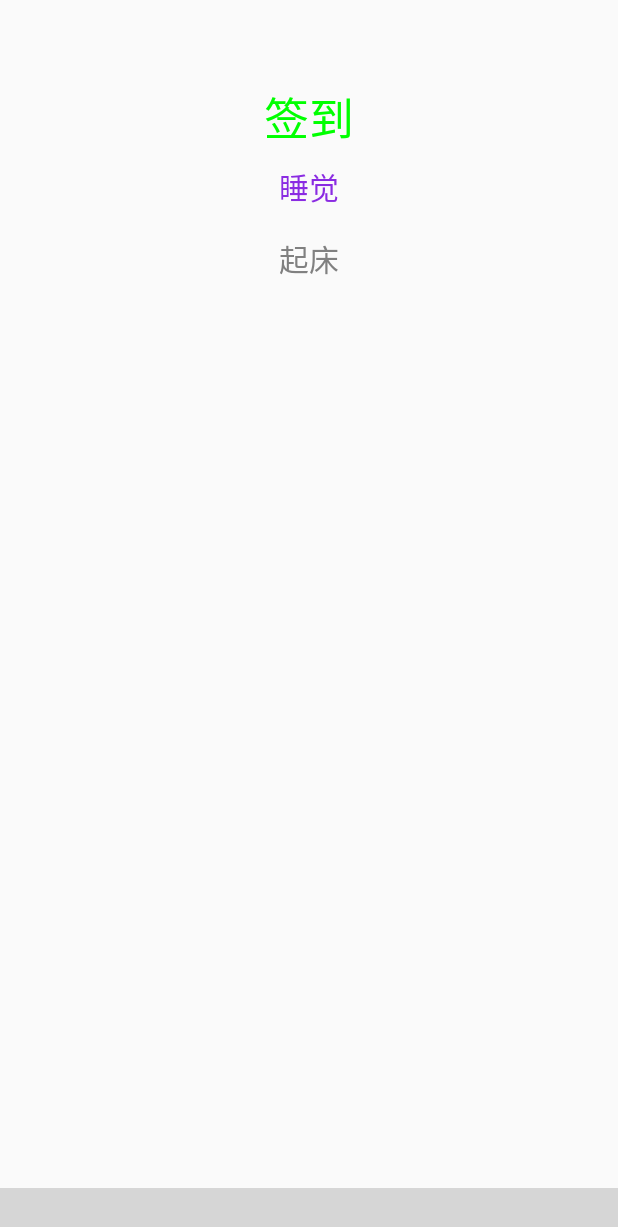
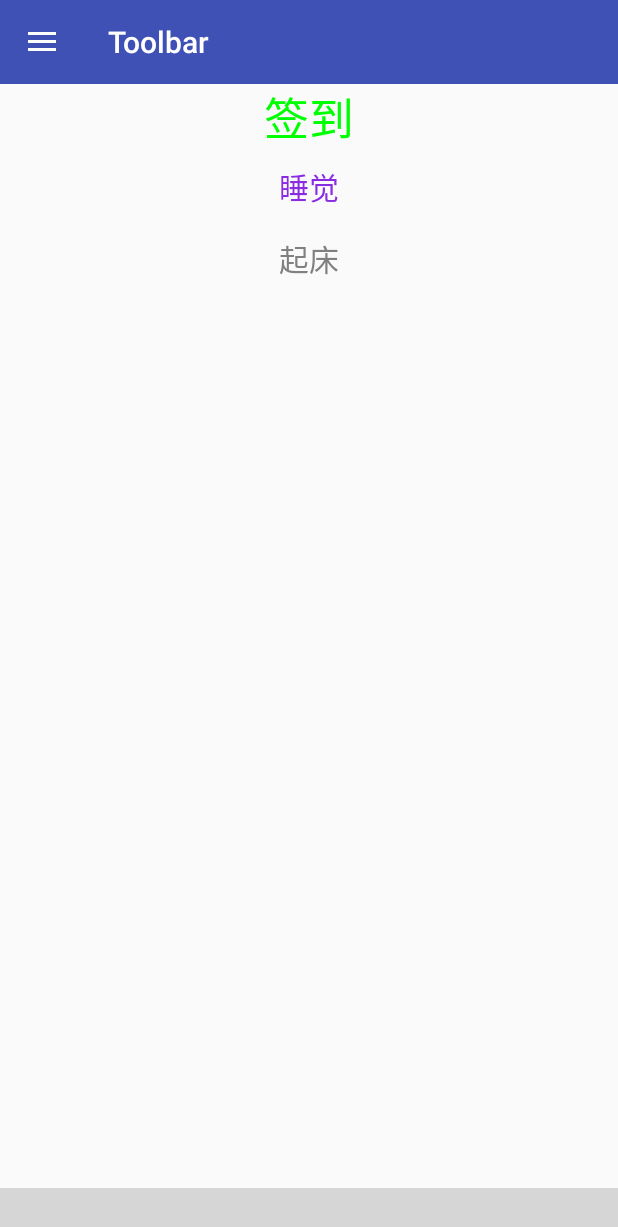
Before and after one commit to yotta15/sleep-partner, an Android app: the ThirdActivity screen opened directly, with no data from a screen before it, on a phone screen of 412 x 824 dp. Shown: the top 1227 px of the screen. Run offline under Robolectric (Android 15) with nearby library versions, the phone set to English and light mode, and no system bars; libraries missing offline, so code that uses them is left out: com.ashokvarma.bottomnavigation; plain views replace BottomNavigationBar; 9 statements that could not run were skipped; grey boxes are pictures that could not be loaded.

Commit message:
realize the toolbar and drawerLayout

```diff
--- a/app/src/main/java/com/example/gzy/test3/activity/ThirdActivity.java
+++ b/app/src/main/java/com/example/gzy/test3/activity/ThirdActivity.java
@@ -1,11 +1,22 @@
 package com.example.gzy.test3.activity;
 
+import android.graphics.Color;
+import android.graphics.drawable.AnimationDrawable;
 import android.os.Bundle;
 import android.support.v4.app.Fragment;
 import android.support.v4.app.FragmentTransaction;
+import android.support.v4.widget.DrawerLayout;
+import android.support.v7.app.ActionBarDrawerToggle;
 import android.support.v7.app.AppCompatActivity;
+import android.support.v7.widget.Toolbar;
+import android.view.Gravity;
+import android.view.View;
 import android.view.Window;
+import android.widget.ArrayAdapter;
+import android.widget.Button;
 import android.widget.FrameLayout;
+import android.widget.ImageView;
+import android.widget.ListView;
 import android.widget.TextView;
 
 import com.ashokvarma.bottomnavigation.BadgeItem;
@@ -29,15 +40,65 @@ public class ThirdActivity  extends AppCompatActivity implements BottomNavigatio
     private int lastShowFragment = 0;
     private FrameLayout f1;
     private TextView textView;
+    private DrawerLayout drawerLayout;
+//    private Button btn;
+    private Toolbar toolbar;
+    private ActionBarDrawerToggle mDrawerToggle;
+    private ListView lvLeftMenu;
+    private String[] lvs = {"List Item 01", "List Item 02", "List Item 03", "List Item 04"};
+    private ArrayAdapter arrayAdapter;
+    private ImageView ivRunningMan;
+    private AnimationDrawable mAnimationDrawable;
 
     protected  void onCreate(Bundle savedInstanceState) {
         super.onCreate(savedInstanceState);
         supportRequestWindowFeature(Window.FEATURE_NO_TITLE);
 
         setContentView(R.layout.tabbar);
+
+        toolbar=(Toolbar)findViewById(R.id.toolbar);
+        lvLeftMenu = (ListView) findViewById(R.id.lv_left_menu);
+        //京东RunningMan动画效果，和本次Toolbar无关
+//        mAnimationDrawable = (AnimationDrawable) ivRunningMan.getBackground();
+//        mAnimationDrawable.start();
+        toolbar.setTitle("Toolbar");//设置Toolbar标题
+        toolbar.setTitleTextColor(Color.parseColor("#ffffff")); //设置标题颜色
+        setSupportActionBar(toolbar);
+        getSupportActionBar().setHomeButtonEnabled(true); //设置返回键可用
+        getSupportActionBar().setDisplayHomeAsUpEnabled(true);
+
+
         f1=(FrameLayout) findViewById(R.id.content);
         textView=(TextView) findViewById(R.id.message);
         mBottomNavigationBar = (BottomNavigationBar) findViewById(R.id.bottom_navigation_bar);
+        drawerLayout=(DrawerLayout)findViewById(R.id.draw);
+//        btn=(Button)findViewById(R.id.btn);
+//        btn.setOnClickListener(new View.OnClickListener() {
+//            @Override
+//            public void onClick(View view) {
+//                drawerLayout.openDrawer(Gravity.LEFT);
+//            }
+//        });
+
+        //创建返回键，并实现打开关/闭监听
+        mDrawerToggle = new ActionBarDrawerToggle(this, drawerLayout, toolbar, R.string.open, R.string.close) {
+            @Override
+            public void onDrawerOpened(View drawerView) {
+                super.onDrawerOpened(drawerView);
+//                mAnimationDrawable.stop();
+            }
+            @Override
+            public void onDrawerClosed(View drawerView) {
+                super.onDrawerClosed(drawerView);
+//                mAnimationDrawable.start();
+            }
+        };
+        mDrawerToggle.syncState();
+        drawerLayout.setDrawerListener(mDrawerToggle);
+        //设置菜单列表
+        arrayAdapter = new ArrayAdapter(this, android.R.layout.simple_list_item_1, lvs);
+        lvLeftMenu.setAdapter(arrayAdapter);
+
         /*** the setting for BottomNavigationBar ***/
 
 //        mBottomNavigationBar.setMode(BottomNavigationBar.MODE_FIXED);
--- a/app/src/main/res/layout/secondfragment.xml
+++ b/app/src/main/res/layout/secondfragment.xml
@@ -7,7 +7,9 @@
     <android.support.design.widget.TabLayout
         android:id="@+id/tabLayout"
         android:layout_width="match_parent"
-        android:layout_height="wrap_content" />
+        android:layout_height="wrap_content"
+        android:layout_marginTop="50dp"
+        />
 
     <android.support.v4.view.ViewPager
         android:id="@+id/fg1viewPager"
--- a/app/src/main/res/layout/tabbar.xml
+++ b/app/src/main/res/layout/tabbar.xml
@@ -1,29 +1,46 @@
 <?xml version="1.0" encoding="utf-8"?>
+<RelativeLayout xmlns:android="http://schemas.android.com/apk/res/android"
+    xmlns:tools="http://schemas.android.com/tools"
+    xmlns:app="http://schemas.android.com/apk/res-auto"
+    android:id="@+id/activity_main"
+    android:layout_width="match_parent"
+    android:layout_height="match_parent">
+    <android.support.v4.widget.DrawerLayout
+        android:id="@+id/draw"
+        android:layout_width="match_parent"
+        android:layout_height="match_parent">
         <RelativeLayout
-    xmlns:android="http://schemas.android.com/apk/res/android"
-    xmlns:tools="http://schemas.android.com/tools"
-    android:id="@+id/activity_main"
             android:layout_width="match_parent"
             android:layout_height="match_parent"
             >
+            <android.support.v7.widget.Toolbar
+                android:id="@+id/toolbar"
+                android:layout_width="match_parent"
+                android:layout_height="wrap_content"
+                android:minHeight="?attr/actionBarSize"
+                android:background="?attr/colorPrimary"
+                app:layout_scrollFlags="scroll|enterAlways|enterAlwaysCollapsed"
+                app:theme="@style/ThemeOverlay.AppCompat.Dark.ActionBar"
+                app:popupTheme="@style/ThemeOverlay.AppCompat.Light">
 
+            </android.support.v7.widget.Toolbar>
                 <FrameLayout
                     android:id="@+id/content"
                     android:layout_width="match_parent"
                     android:layout_height="match_parent"
                     android:layout_above="@id/bottom_navigation_bar"
-
                     android:visibility="visible">
-
+                    <!--<Button-->
+                        <!--android:id="@+id/btn"-->
+                        <!--android:layout_width="wrap_content"-->
+                        <!--android:layout_height="wrap_content" />-->
                     <TextView
                         android:id="@+id/message"
                         android:layout_width="match_parent"
                         android:layout_height="wrap_content"
-
                         android:visibility="gone" />
 
                 </FrameLayout>
-
 
                 <com.ashokvarma.bottomnavigation.BottomNavigationBar
                     android:id="@+id/bottom_navigation_bar"
@@ -32,3 +49,18 @@
                     android:layout_alignParentBottom="true">
                 </com.ashokvarma.bottomnavigation.BottomNavigationBar>
             </RelativeLayout>
+        <LinearLayout
+            android:layout_width="match_parent"
+            android:layout_height="match_parent"
+            android:layout_gravity="left"
+            android:background="#ded3d3"
+            android:orientation="vertical">
+            <ListView
+                android:id="@+id/lv_left_menu"
+                android:layout_width="match_parent"
+                android:layout_height="match_parent"
+                android:divider="@null"
+                android:text="DrawerLayout" />
+        </LinearLayout>
+    </android.support.v4.widget.DrawerLayout>
+</RelativeLayout>
--- a/app/src/main/res/layout/thirdfragment.xml
+++ b/app/src/main/res/layout/thirdfragment.xml
@@ -9,6 +9,7 @@
         android:layout_height="wrap_content"
         android:layout_alignParentStart="true"
         android:layout_alignParentTop="true"
+        android:layout_marginTop="60dp"
         android:src="@drawable/bt3" />
     <TextView  android:id="@+id/name"
         android:layout_width="match_parent"
--- a/app/src/main/res/values/colors.xml
+++ b/app/src/main/res/values/colors.xml
@@ -23,5 +23,9 @@
     <color name="red">#FFFF1826</color>
     <color name="black">#262323</color>
 
+    <color name="Indigo_colorPrimaryDark">#303f9f</color>
+    <color name="Indigo_colorPrimary">#3f51b5</color>
+    <color name="Indigo_nav_color">#4675FF</color>
+
 
 </resources>
--- a/app/src/main/res/values/strings.xml
+++ b/app/src/main/res/values/strings.xml
@@ -10,6 +10,8 @@
     <string name="bzy">白噪音</string>
     <string name="music">音乐</string>
     <string name="story">睡前故事</string>
+    <string name="open">开</string>
+    <string name="close">关</string>
 
     <string-array name="musicName">
         <item>I Figured You Out</item>
--- a/app/src/main/res/values/styles.xml
+++ b/app/src/main/res/values/styles.xml
@@ -1,11 +1,15 @@
 <resources>
 
     <!-- Base application theme. -->
-    <style name="AppTheme" parent="Base.Theme.AppCompat.Light.DarkActionBar">
+    <style name="AppTheme" parent="Theme.AppCompat.Light.NoActionBar">
         <!-- Customize your theme here. -->
         <item name="colorPrimary">@color/colorPrimary</item>
         <item name="colorPrimaryDark">@color/colorPrimaryDark</item>
         <item name="colorAccent">@color/colorAccent</item>
+        <item name="drawerArrowStyle">@style/AppTheme.DrawerArrowToggle</item>
+    </style>
+    <style name="AppTheme.DrawerArrowToggle" parent="Base.Widget.AppCompat.DrawerArrowToggle">
+        <item name="color">@android:color/white</item>
     </style>
 
     <style name="AppTheme.NoActionBar">
```
Lines whose indentation alone changed are shown as unchanged.
